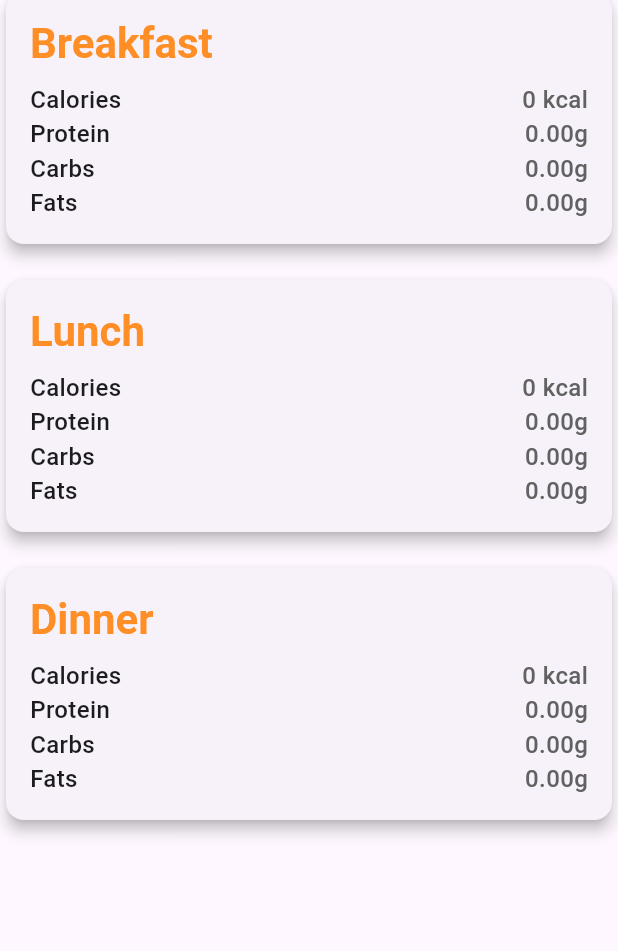
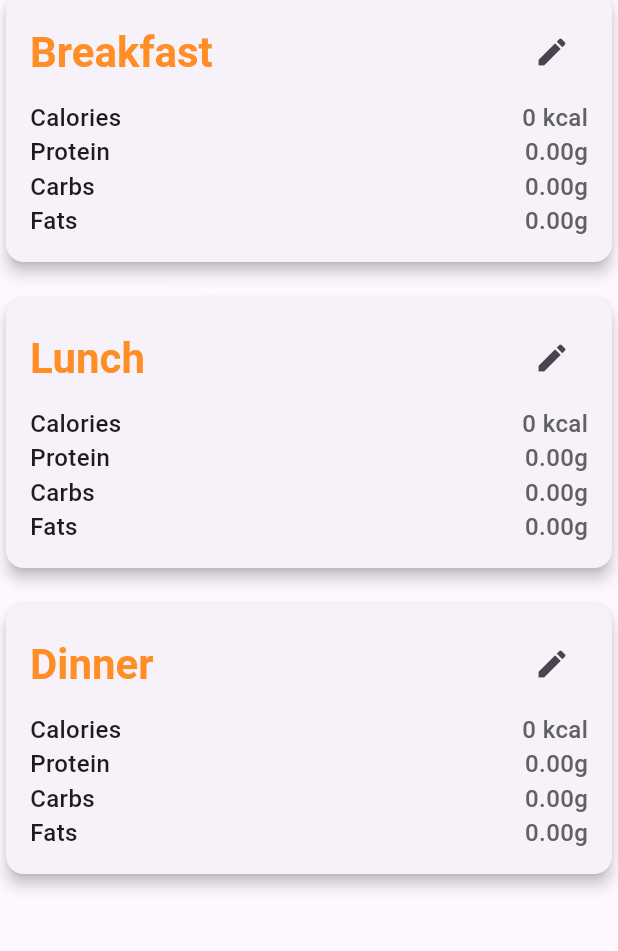
Before and after one commit to Walt-20/fusion-workout-flutter-app, a Flutter app: the screen it shows once a user with an empty profile is signed in, in the side drawer, after a tap on "Calorie Tracking", on a phone screen of 412 x 824 dp, the part 152-1103 px from its top. Run offline on Flutter 3.47's test engine with Material 3 defaults, Android fonts, the phone set to English and light mode, and no system bars; our stand-ins replace cloud_firestore, firebase_auth, firebase_core, table_calendar; accounts and stored records are empty.

Commit message:
cooking up something good

```diff
--- a/lib/features/user_auth/presentation/models/meal_summary.dart
+++ b/lib/features/user_auth/presentation/models/meal_summary.dart
@@ -34,12 +34,21 @@ class MealSummaryWidget extends StatelessWidget {
           child: Column(
             crossAxisAlignment: CrossAxisAlignment.start,
             children: [
+              Row(
+                mainAxisAlignment: MainAxisAlignment.spaceBetween,
+                children: [
                   Text(
                     mealName,
                     style: Theme.of(context).textTheme.headlineMedium!.copyWith(
                           fontWeight: FontWeight.bold,
                           color: Color.fromARGB(237, 255, 134, 21),
                         ),
+                  ),
+                  IconButton(
+                    icon: const Icon(Icons.edit),
+                    onPressed: () => debugPrint("Pressed Add"),
+                  )
+                ],
               ),
               SizedBox(height: 8.0),
               _buildNutritionalInfo('Calories', '${totalCalories} kcal'),
--- a/lib/features/user_auth/presentation/pages/calorie_page.dart
+++ b/lib/features/user_auth/presentation/pages/calorie_page.dart
@@ -84,7 +84,6 @@ class _CalorieTrackingPageState extends State<CalorieTrackingPage> {
               }
 
               meals.add(updatedFood);
-              debugPrint(meals.map((food) => food.toString()).join(', '));
             });
           },
         );
```
Lines whose indentation alone changed are shown as unchanged.
